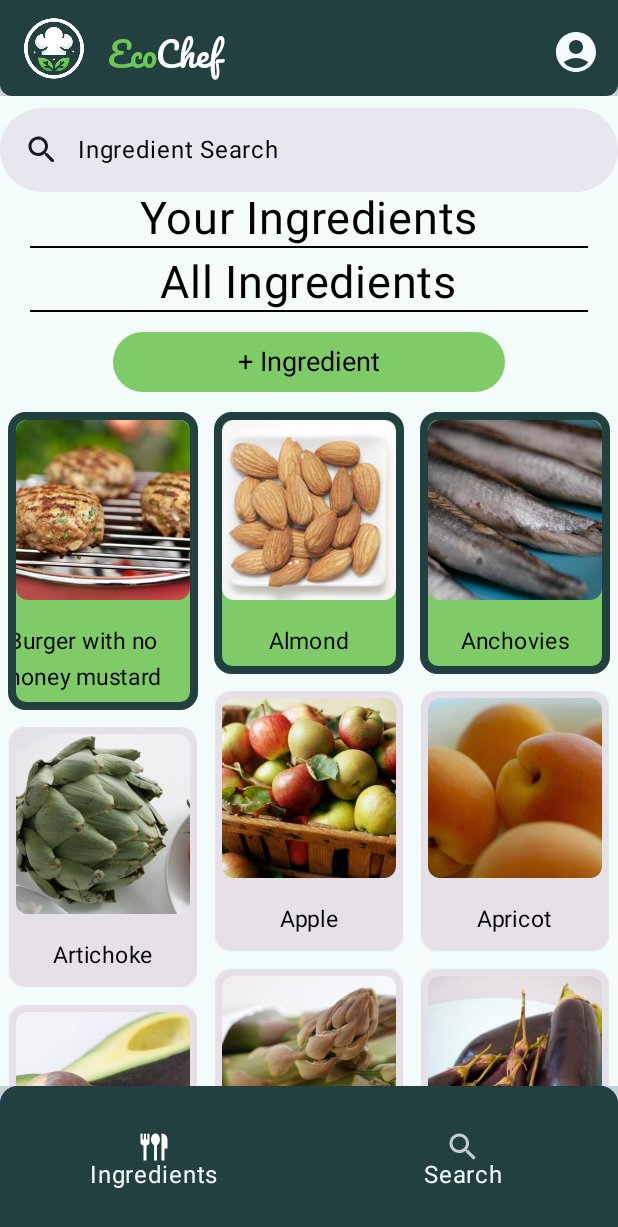
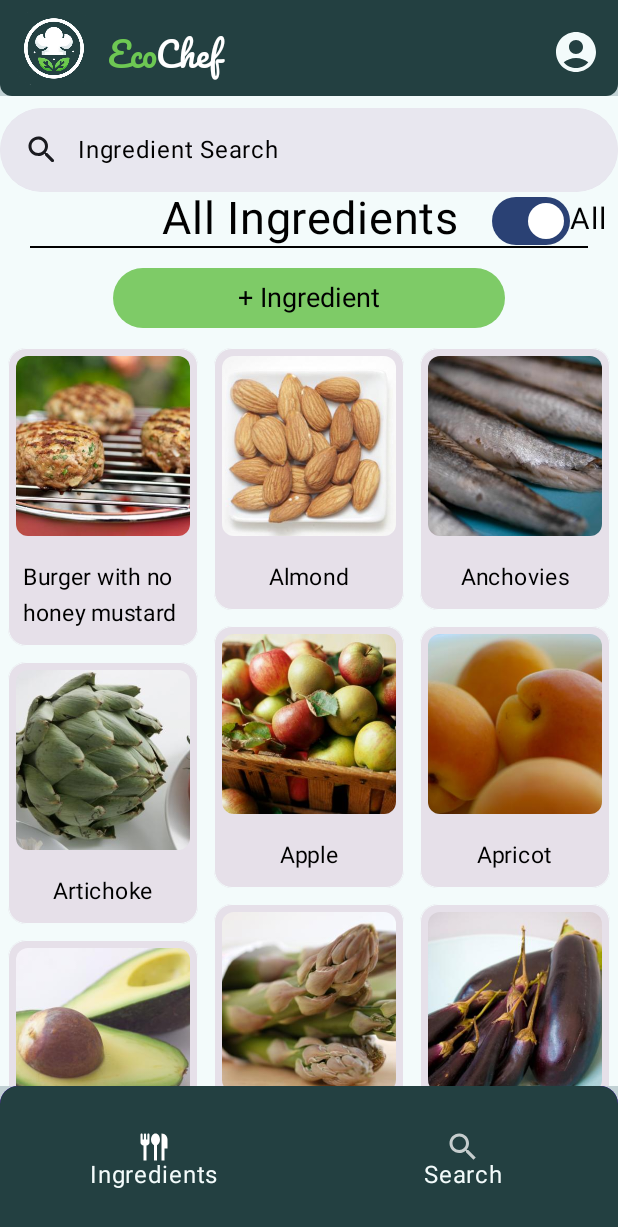
Before and after one commit to josephcf166/EcoChef, an Android app built with Jetpack Compose: the IngredientsScreen screen opened through its navigation route, after a tap on "Anchovies", on a phone screen of 412 x 824 dp. Shown: the top 1227 px of the screen. Run offline under Robolectric (Android 15) with nearby library versions, the phone set to English and light mode, and no system bars; 3 other taps on this screen came first.

Commit message:
new ingredients page :)

```diff
--- a/app/src/main/java/com/example/ecochef/screens/IngredientsScreen.kt
+++ b/app/src/main/java/com/example/ecochef/screens/IngredientsScreen.kt
@@ -35,6 +35,7 @@ import androidx.compose.material3.Icon
 import androidx.compose.material3.IconButton
 import androidx.compose.material3.MaterialTheme
 import androidx.compose.material3.Surface
+import androidx.compose.material3.Switch
 import androidx.compose.material3.Text
 import androidx.compose.material3.TextField
 import androidx.compose.runtime.Composable
@@ -70,6 +71,7 @@ fun IngredientsScreen(componentActivity: ComponentActivity, onRecipePage: Mutabl
     onRecipePage.value = false
     Log.d("MyTag3", "vrever")
     var showDialog by remember { mutableStateOf(false) }
+    var isAll by remember { mutableStateOf(true) }
     var textInput by remember { mutableStateOf("") }
     var ingredients = getIngredientsList()
     val selectedIngredients: SharedPreferences = remember { componentActivity.getSharedPreferences("ingredients", Context.MODE_PRIVATE) }
@@ -79,23 +81,6 @@ fun IngredientsScreen(componentActivity: ComponentActivity, onRecipePage: Mutabl
     var searchedIngredients: MutableList<Ingredients> = remember { mutableStateListOf<Ingredients>() }
     val mutableList = mutableListOf<String>()
     LaunchedEffect(key1 = Unit) {
-        allIngredients.forEach() {
-            mutableList.add(it.Iname)
-        }
-        for ((key, value) in selectedIngredients.all) {
-            if (value == true) {
-                if (key in mutableList) {
-                    ingredients.find { it.Iname == key }?.let { ingredient ->
-                        if (ingredient !in yourIngredients) {
-                            yourIngredients.add(ingredient)
-                        }
-                    }
-                }
-                else {
-                    yourIngredients.add(Ingredients(key, custom=true))
-                }
-            }
-        }
 
         for ((key, value) in customIngredients.all) {
             val ing = Ingredients(key, custom = true)
@@ -112,23 +97,11 @@ fun IngredientsScreen(componentActivity: ComponentActivity, onRecipePage: Mutabl
         modifier = Modifier
             .fillMaxSize()
             .background(colorResource(id = R.color.mint_white))
-            .wrapContentSize(Alignment.Center)
+            //.wrapContentSize(Alignment.Center)
     ){
-        /*
-        Row {
-            TextField(
-                value = searchQuery,
-                onValueChange = { searchQuery = it },
-                label = { Text("Filter ingredients") },
-                modifier = Modifier.padding(start=8.dp).width(round(LocalConfiguration.current.screenWidthDp * 0.85).dp)
-            )
-            Button(onClick = { searchQuery = "" }, colors = ButtonDefaults.buttonColors(Color.Transparent)) {
-                Text(text = "X", style = androidx.compose.ui.text.TextStyle(fontSize = 18.sp, color = Color.Black))
-            }
-        }*/
         var text by remember { mutableStateOf("") }
         val keyboardController = LocalSoftwareKeyboardController.current
-
+            if (isAll){
             DockedSearchBar(
                 modifier = Modifier
                     .fillMaxWidth()
@@ -146,6 +119,14 @@ fun IngredientsScreen(componentActivity: ComponentActivity, onRecipePage: Mutabl
                         }
                     }
 
+                    yourIngredients.clear()
+                    allIngredients.forEach() {
+                        if (text.lowercase() in it.Iname.lowercase()) {
+                            Log.d("lag4", "found")
+                            yourIngredients.add(it)
+                        }
+                    }
+
                     if (text == "") {
                         keyboardController?.hide()
                     }
@@ -153,8 +134,8 @@ fun IngredientsScreen(componentActivity: ComponentActivity, onRecipePage: Mutabl
                 onSearch = { keyboardController?.hide() },
 
                 active = false,
-            onActiveChange = {  },
-            placeholder = { Text("Ingredient Search", color=Color.Black) },
+                onActiveChange = { },
+                placeholder = { Text("Ingredient Search", color = Color.Black) },
                 leadingIcon = { Icon(Icons.Rounded.Search, contentDescription = null) },
                 trailingIcon = {
                     if (text.isNotEmpty()) {
@@ -167,55 +148,73 @@ fun IngredientsScreen(componentActivity: ComponentActivity, onRecipePage: Mutabl
                         }
                     }
                 },
+            ) {}
+            }
+        Row(
+            verticalAlignment = Alignment.CenterVertically,
+            horizontalArrangement = Arrangement.Start,
+            modifier = Modifier.fillMaxWidth()
         ) {
-            /*
-            recentSearches.forEach {
-                Row (
-                    modifier = Modifier
-                        .verticalScroll(rememberScrollState())
-                        .height(50.dp)
-                ) {
-                    Icon(modifier = Modifier.padding(all = 7.dp),
-                        imageVector = Icons.Default.Refresh,
-                        contentDescription = "History Icon")
-                    Text(text = it, modifier = Modifier.padding(all = 7.dp))
+            // Spacer to push the text to the center
+            Spacer(modifier = Modifier.weight(1f))
+
+            // Centered Text
+            Text(
+                text = if (isAll) "All Ingredients" else "Your Ingredients",
+                fontSize = 30.sp,
+                color = Color.Black
+            )
+
+            // Another Spacer to push the switch and text to the right
+            Spacer(modifier = Modifier.weight(0.2f))
+
+            // Switch and Text grouped together on the right
+            Switch(
+                checked = isAll,
+                onCheckedChange = { isAll = !isAll },
+                modifier = Modifier.height(10.dp)
+            )
+            Text(
+                text = if (isAll) "All" else "Your",
+                fontSize = 20.sp,
+                color = Color.Black,
+                modifier = Modifier.padding(end=7.dp)
+            )
         }
-            }
-            */
-
-        }
-        Text(
-            text = "Your Ingredients",
-            modifier = Modifier.align(Alignment.CenterHorizontally),
-            fontSize = 30.sp, color=Color.Black
-        )
-        Divider(color = colorResource(R.color.black),
+        Divider(
+            color = colorResource(R.color.black),
             thickness = 1.dp,
             modifier = Modifier
                 .padding(horizontal = 20.dp)
-                .padding(bottom = 5.dp))
-        LazyVerticalStaggeredGrid(columns = StaggeredGridCells.Fixed(3), modifier = Modifier.heightIn(min=0.dp, max=130.dp), content = {items(yourIngredients) {
-            ingredient ->
+                .padding(bottom = 5.dp)
+        )
+        if (!isAll) {
+            yourIngredients.clear()
+            allIngredients.forEach() {
+                val selected =
+                    remember { mutableStateOf(selectedIngredients.getBoolean(it.Iname, false)) }
+                if (selected.value) {
+                    yourIngredients.add(it)
+                }
+            }
+            LazyVerticalStaggeredGrid(columns = StaggeredGridCells.Fixed(3), content = {
+                items(yourIngredients) { ingredient ->
                     ingredientCard(
                         ingredient = ingredient,
                         selectedIngredients = selectedIngredients,
                         componentActivity = componentActivity,
-                yourIngredients = yourIngredients,
-                allIngredients = allIngredients,
-                searchedIngredients = searchedIngredients,
-                isAll = false
+                        allIngredients,
+                        searchedIngredients,
+                        isAll,
+                        yourIngredients
                     )
-        }})
-        Text(
-            text = "All Ingredients",
-            modifier = Modifier.align(Alignment.CenterHorizontally),
-            fontSize = 30.sp, color=Color.Black
+                }
+            }
+
             )
-        Divider(color = colorResource(R.color.black),
-            thickness = 1.dp,
-            modifier = Modifier
-                .padding(horizontal = 20.dp)
-                .padding(bottom = 5.dp))
+
+        }
+        else {
 
             Row(
                 modifier = Modifier
@@ -230,8 +229,15 @@ fun IngredientsScreen(componentActivity: ComponentActivity, onRecipePage: Mutabl
                         .fillMaxWidth(0.66f)
                         .height(40.dp),
                     colors = ButtonDefaults.buttonColors(Color(colorResource(id = R.color.lime_green).toArgb()))
-            ){
-                Text("+ Ingredient", style = androidx.compose.ui.text.TextStyle(fontSize = 18.sp, color = Color.Black), modifier = Modifier.padding(0.dp))
+                ) {
+                    Text(
+                        "+ Ingredient",
+                        style = androidx.compose.ui.text.TextStyle(
+                            fontSize = 18.sp,
+                            color = Color.Black
+                        ),
+                        modifier = Modifier.padding(0.dp)
+                    )
                 }
             }
 
@@ -252,25 +258,28 @@ fun IngredientsScreen(componentActivity: ComponentActivity, onRecipePage: Mutabl
                                 modifier = Modifier
                                     .align(Alignment.CenterHorizontally)
                                     .padding(8.dp),
-                            fontSize = 23.sp, color=Color.Black
+                                fontSize = 23.sp, color = Color.Black
                             )
                             TextField(
                                 value = textInput,
                                 onValueChange = { textInput = it },
-                            label = { Text("Ingredient name", color=Color.Black) }
+                                label = { Text("Ingredient name", color = Color.Black) }
                             )
                             Spacer(modifier = Modifier.height(8.dp))
                             Row {
                                 Button(onClick = {
                                     allIngredients.add(0, Ingredients(textInput, custom = true))
-                                searchedIngredients.add(0,Ingredients(textInput, custom = true))
+                                    searchedIngredients.add(
+                                        0,
+                                        Ingredients(textInput, custom = true)
+                                    )
                                     showDialog = false
                                     updateCustomIngredients(componentActivity, textInput)
-                            }, modifier = Modifier.padding(end=8.dp)) {
-                                Text("Add", color=Color.Black)
+                                }, modifier = Modifier.padding(end = 8.dp)) {
+                                    Text("Add", color = Color.Black)
                                 }
                                 Button(onClick = { showDialog = false }) {
-                                Text("Close", color=Color.Black)
+                                    Text("Close", color = Color.Black)
                                 }
                             }
                         }
@@ -278,10 +287,20 @@ fun IngredientsScreen(componentActivity: ComponentActivity, onRecipePage: Mutabl
                 }
             }
 
-        LazyVerticalStaggeredGrid(columns = StaggeredGridCells.Fixed(3), content = {items(searchedIngredients) {
-                ingredient ->
-            ingredientCard(ingredient = ingredient, selectedIngredients = selectedIngredients, componentActivity = componentActivity, yourIngredients = yourIngredients, allIngredients, searchedIngredients,true)
-        } })
+            LazyVerticalStaggeredGrid(columns = StaggeredGridCells.Fixed(3), content = {
+                items(searchedIngredients) { ingredient ->
+                    ingredientCard(
+                        ingredient = ingredient,
+                        selectedIngredients = selectedIngredients,
+                        componentActivity = componentActivity,
+                        allIngredients,
+                        searchedIngredients,
+                        isAll,
+                        yourIngredients
+                    )
+                }
+            })
+        }
 
 
 
@@ -319,76 +338,57 @@ fun ingredientCard(
     ingredient: Ingredients,
     selectedIngredients: SharedPreferences,
     componentActivity: ComponentActivity,
-    yourIngredients: MutableList<Ingredients>,
     allIngredients: MutableList<Ingredients>,
     searchedIngredients: MutableList<Ingredients>,
-    isAll: Boolean,
+    isAll : Boolean,
+    yourIngredients: MutableList<Ingredients>
 ) {
     val selected =
         remember { mutableStateOf(selectedIngredients.getBoolean(ingredient.Iname, false)) }
-    Log.d("MyTag", "your: $isAll - ${ingredient.Iname}: ${selectedIngredients.getBoolean(ingredient.Iname, false)}")
+    Log.d("MyTag",  "${ingredient.Iname}: ${selectedIngredients.getBoolean(ingredient.Iname, false)}")
     selected.value = selectedIngredients.getBoolean(ingredient.Iname, false)
     Card(modifier = Modifier.padding(5.dp),
         colors = cardColors(
-            containerColor = if (isAll) {
+            containerColor =
                 when {
                     selected.value -> colorResource(id = R.color.lime_green)
                     else -> Color(0xFFE6E0E9)
                 }
-            }
-            else {
-                colorResource(id = R.color.lime_green)
-            }
         ),
         border = BorderStroke(
 
-            if (isAll) {
                 when {
                     selected.value -> 5.dp
                     else -> 0.dp
                 }
-                       }
-            else {
-                 5.dp
-                 }
-            ,if (isAll){
+
+            ,
                 when {
                     selected.value -> colorResource(id = R.color.spotify_green)
                     else -> colorResource(id = R.color.mint_white)
-                }
-            }
-            else{
-                colorResource(id = R.color.spotify_green)
                 }
         ),
 
         onClick = {
 
             selected.value = !selected.value
-            Log.d("MyTag", "$isAll ${ingredient.Iname}: ${selected.value}")
-            if (selected.value && ingredient !in yourIngredients) {
-                yourIngredients.add(ingredient)
+            Log.d("MyTag", "${ingredient.Iname}: ${selected.value}")
+            if (!selected.value && !isAll){
+                yourIngredients.remove(ingredient)
+            }
             updateIngredients(activity = componentActivity, ingredient.Iname, selected.value)
-            }
-            else {//if (ingredient in yourIngredients && !selected.value) {
-                yourIngredients.remove(ingredient)
-                updateIngredients(activity = componentActivity, ingredient.Iname, selected.value)
-            }
         }) {
 
-        if (isAll && ingredient.custom) {
+        if (ingredient.custom) {
             Button(onClick = {
-                allIngredients.remove(ingredient)
+                yourIngredients.remove(ingredient)
                 searchedIngredients.remove(ingredient)
-                yourIngredients.remove(ingredient)
                 removeCustom(activity = componentActivity, ingredient.Iname)
             },
                 modifier = Modifier.align(Alignment.CenterHorizontally)) {
                 Text("remove", color=Color.Black)
             }
         }
-
-        if (isAll) {
             Image(
                 painter = painterResource(id = ingredient.imageInt),
                 contentDescription = ingredient.Iname,
@@ -399,7 +399,6 @@ fun ingredientCard(
                     .padding(bottom = 0.dp)
                     .clip(RoundedCornerShape(8.dp))
             )
-        }
 
         Text(
             text = ingredient.Iname,
@@ -407,7 +406,7 @@ fun ingredientCard(
             fontStyle = FontStyle(600),
             modifier = Modifier
                 .align(Alignment.CenterHorizontally)
-                .padding(bottom = 10.dp, top = 10.dp), color=Color.Black
+                .padding(10.dp), color=Color.Black
         )
 
     }
```
Lines whose indentation alone changed are shown as unchanged.
